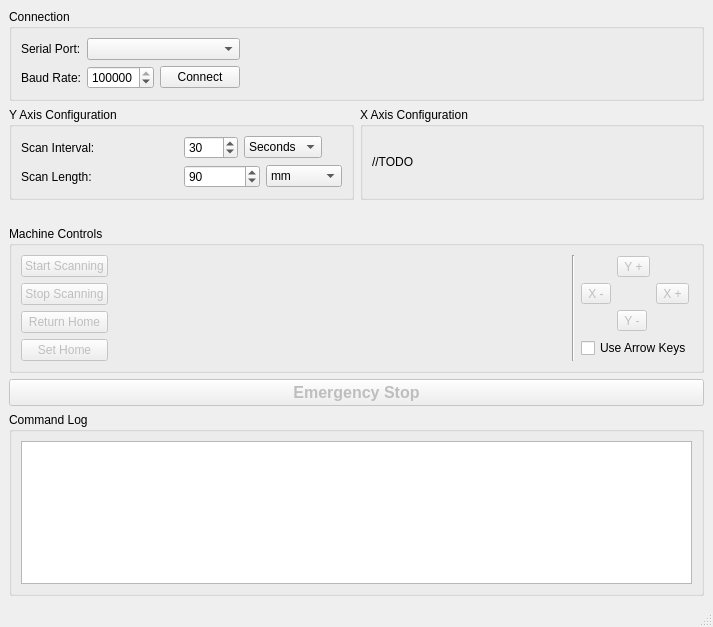
Above: touch-o-matic.ui from westphallm1/TouchOMaticController before the change. Below: the same form after it.
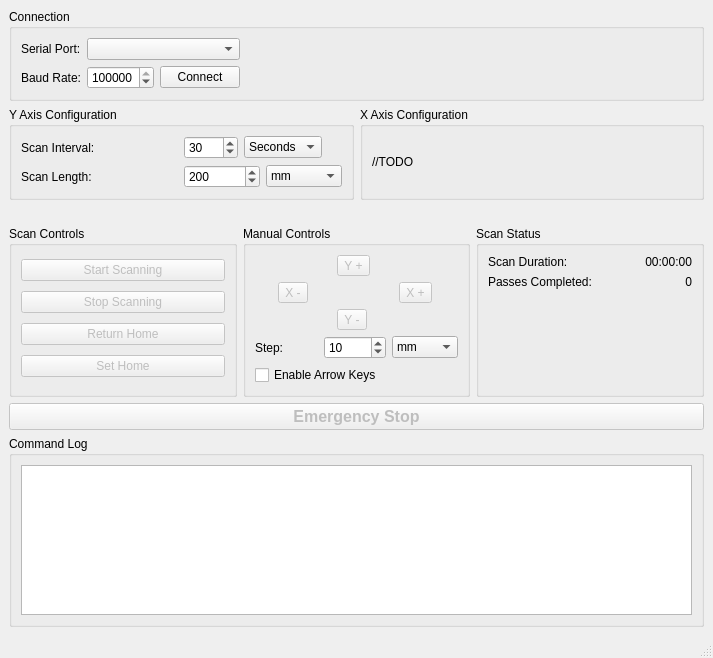
That is the form after the change.

Commit message: fixed threading issues with event log and added tabbed version of UI

```diff
--- a/touch-o-matic.ui
+++ b/touch-o-matic.ui
@@ -7,7 +7,7 @@
     <x>0</x>
     <y>0</y>
     <width>713</width>
-    <height>627</height>
+    <height>658</height>
    </rect>
   </property>
   <property name="windowTitle">
@@ -161,11 +161,11 @@
            <item>
             <widget class="QSpinBox" name="yLengthValue">
              <property name="maximum">
+              <number>500</number>
+             </property>
+             <property name="value">
               <number>200</number>
              </property>
-             <property name="value">
-              <number>90</number>
-             </property>
             </widget>
            </item>
            <item>
@@ -212,31 +212,14 @@
      </layout>
     </item>
     <item>
-     <layout class="QGridLayout" name="gridLayout_2">
+     <layout class="QHBoxLayout" name="horizontalLayout_8">
       <property name="bottomMargin">
        <number>0</number>
       </property>
-      <item row="2" column="0">
-       <widget class="QPushButton" name="emergencyStop">
-        <property name="enabled">
-         <bool>false</bool>
-        </property>
-        <property name="font">
-         <font>
-          <pointsize>12</pointsize>
-          <weight>75</weight>
-          <bold>true</bold>
-         </font>
-        </property>
-        <property name="text">
-         <string>Emergency Stop</string>
-        </property>
-       </widget>
-      </item>
-      <item row="0" column="0">
+      <item>
        <widget class="QGroupBox" name="groupBox_4">
         <property name="title">
-         <string>Machine Controls</string>
+         <string>Scan Controls</string>
         </property>
         <layout class="QHBoxLayout" name="horizontalLayout_6">
          <item>
@@ -291,31 +274,25 @@
              </item>
             </layout>
            </item>
-           <item>
-            <spacer name="horizontalSpacer_2">
-             <property name="orientation">
-              <enum>Qt::Horizontal</enum>
-             </property>
-             <property name="sizeHint" stdset="0">
-              <size>
-               <width>40</width>
-               <height>20</height>
-              </size>
-             </property>
-            </spacer>
-           </item>
-           <item>
-            <widget class="Line" name="line">
-             <property name="orientation">
-              <enum>Qt::Vertical</enum>
-             </property>
+          </layout>
+         </item>
+        </layout>
             </widget>
            </item>
            <item>
+       <widget class="QGroupBox" name="groupBox_6">
+        <property name="title">
+         <string>Manual Controls</string>
+        </property>
+        <layout class="QGridLayout" name="gridLayout_6">
+         <item row="0" column="0">
             <layout class="QVBoxLayout" name="verticalLayout_3">
              <property name="rightMargin">
               <number>0</number>
              </property>
+           <property name="bottomMargin">
+            <number>0</number>
+           </property>
              <item>
               <layout class="QGridLayout" name="gridLayout_8">
                <item row="2" column="1">
@@ -366,18 +343,140 @@
                </item>
               </layout>
              </item>
+           <item>
+            <layout class="QHBoxLayout" name="horizontalLayout_9">
+             <property name="bottomMargin">
+              <number>0</number>
+             </property>
+             <item>
+              <widget class="QLabel" name="label_6">
+               <property name="text">
+                <string>Step:</string>
+               </property>
+              </widget>
+             </item>
+             <item>
+              <widget class="QSpinBox" name="manualStepValue">
+               <property name="maximum">
+                <number>50</number>
+               </property>
+               <property name="value">
+                <number>10</number>
+               </property>
+              </widget>
+             </item>
+             <item>
+              <widget class="QComboBox" name="manualStepUnits">
+               <item>
+                <property name="text">
+                 <string>mm</string>
+                </property>
+               </item>
+               <item>
+                <property name="text">
+                 <string>inches</string>
+                </property>
+               </item>
+              </widget>
+             </item>
+            </layout>
+           </item>
              <item>
               <widget class="QCheckBox" name="useArrows">
                <property name="text">
-                <string>Use Arrow Keys</string>
+              <string>Enable Arrow Keys</string>
                </property>
               </widget>
              </item>
             </layout>
            </item>
           </layout>
-         </item>
+       </widget>
+      </item>
+      <item>
+       <widget class="QGroupBox" name="groupBox_7">
+        <property name="title">
+         <string>Scan Status</string>
+        </property>
+        <layout class="QGridLayout" name="gridLayout_9">
+         <item row="2" column="0">
+          <spacer name="verticalSpacer">
+           <property name="orientation">
+            <enum>Qt::Vertical</enum>
+           </property>
+           <property name="sizeHint" stdset="0">
+            <size>
+             <width>20</width>
+             <height>40</height>
+            </size>
+           </property>
+          </spacer>
+         </item>
+         <item row="0" column="0">
+          <widget class="QLabel" name="label_7">
+           <property name="text">
+            <string>Scan Duration:</string>
+           </property>
+          </widget>
+         </item>
+         <item row="0" column="1">
+          <widget class="QLabel" name="label_8">
+           <property name="text">
+            <string>00:00:00</string>
+           </property>
+           <property name="alignment">
+            <set>Qt::AlignRight|Qt::AlignTrailing|Qt::AlignVCenter</set>
+           </property>
+          </widget>
+         </item>
+         <item row="1" column="0">
+          <widget class="QLabel" name="label_9">
+           <property name="text">
+            <string>Passes Completed:</string>
+           </property>
+          </widget>
+         </item>
+         <item row="1" column="1">
+          <widget class="QLabel" name="label_10">
+           <property name="layoutDirection">
+            <enum>Qt::LeftToRight</enum>
+           </property>
+           <property name="autoFillBackground">
+            <bool>false</bool>
+           </property>
+           <property name="text">
+            <string>0</string>
+           </property>
+           <property name="alignment">
+            <set>Qt::AlignRight|Qt::AlignTrailing|Qt::AlignVCenter</set>
+           </property>
+          </widget>
+         </item>
         </layout>
+       </widget>
+      </item>
+     </layout>
+    </item>
+    <item>
+     <layout class="QGridLayout" name="gridLayout_2">
+      <property name="bottomMargin">
+       <number>0</number>
+      </property>
+      <item row="2" column="0">
+       <widget class="QPushButton" name="emergencyStop">
+        <property name="enabled">
+         <bool>false</bool>
+        </property>
+        <property name="font">
+         <font>
+          <pointsize>12</pointsize>
+          <weight>75</weight>
+          <bold>true</bold>
+         </font>
+        </property>
+        <property name="text">
+         <string>Emergency Stop</string>
+        </property>
        </widget>
       </item>
       <item row="3" column="0">
```
Lines whose indentation alone changed are shown as unchanged. The commit also changes 4 other files.
